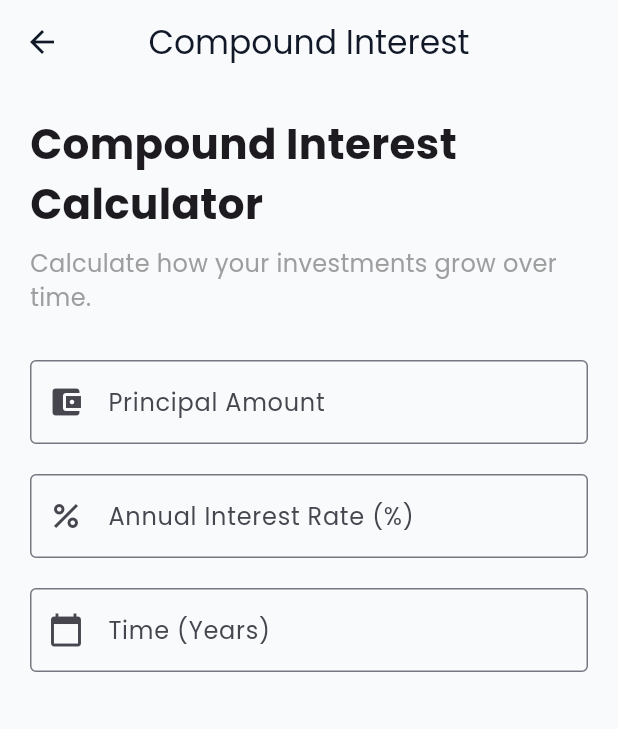
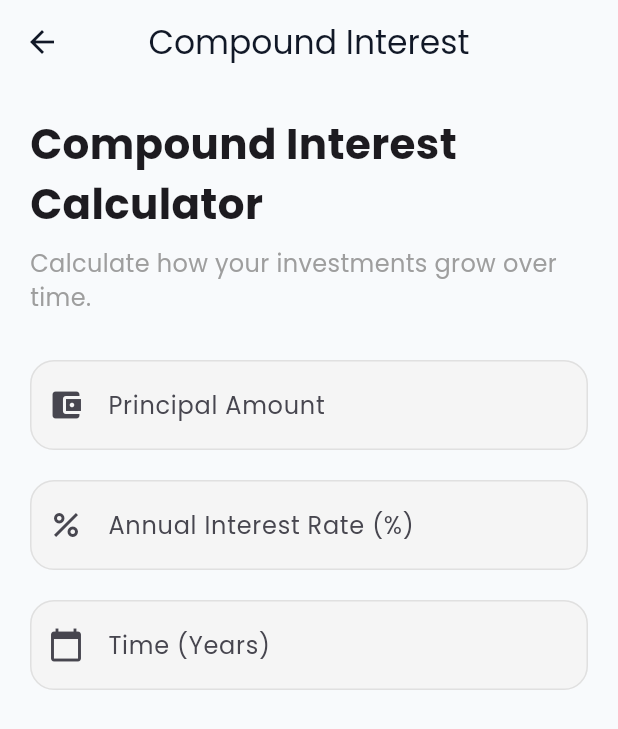
Before and after one commit to tanishgurjar3113-coder/econlab-lite, a Flutter app: the CompoundInterestScreen screen opened directly, on a phone screen of 412 x 824 dp. Shown: the top 729 px of the screen. Run offline on Flutter 3.47's test engine with Material 3 defaults, Android fonts, the phone set to English and light mode, and no system bars; our stand-ins replace google_fonts.

Commit message:
Added reusable calculator input and button components

```diff
--- a/lib/screens/compound_interest/compound_interest_screen.dart
+++ b/lib/screens/compound_interest/compound_interest_screen.dart
@@ -1,4 +1,5 @@
 import 'package:flutter/material.dart';
+import '../../widgets/app_text_field.dart';
 
 class CompoundInterestScreen extends StatefulWidget {
   const CompoundInterestScreen({super.key});
@@ -58,40 +59,31 @@ class _CompoundInterestScreenState extends State<CompoundInterestScreen> {
           // Principal Amount Field
             const SizedBox(height: 30),
 
-            TextField(
+            AppTextField(
               controller: principalController,
+              label: "Principal Amount",
+              icon: Icons.account_balance_wallet,
               keyboardType: TextInputType.number,
-              decoration: const InputDecoration(
-                labelText: "Principal Amount",
-                prefixIcon: Icon(Icons.account_balance_wallet),
-                border: OutlineInputBorder(),
-              ),
             ),
 
             const SizedBox(height: 20),
 
             // Interest Rate Field
-            TextField(
+            AppTextField(
               controller: rateController,
+              label: "Annual Interest Rate (%)",
+              icon: Icons.percent,
               keyboardType: TextInputType.number,
-              decoration: const InputDecoration(
-                labelText: "Annual Interest Rate (%)",
-                prefixIcon: Icon(Icons.percent),
-                border: OutlineInputBorder(),
-              ),
             ),
 
             const SizedBox(height: 20),
 
             // Time Field
-            TextField(
+            AppTextField(
               controller: timeController,
+              label: "Time (Years)",
+              icon: Icons.calendar_today,
               keyboardType: TextInputType.number,
-              decoration: const InputDecoration(
-                labelText: "Time (Years)",
-                prefixIcon: Icon(Icons.calendar_today),
-                border: OutlineInputBorder(),
-              ),
             ),
 
           ],
--- /dev/null
+++ b/lib/widgets/app_text_field.dart
@@ -0,0 +1,57 @@
+import 'package:flutter/material.dart';
+
+class AppTextField extends StatelessWidget {
+  final TextEditingController controller;
+  final String label;
+  final IconData icon;
+  final TextInputType keyboardType;
+
+  const AppTextField({
+    super.key,
+    required this.controller,
+    required this.label,
+    required this.icon,
+    this.keyboardType = TextInputType.text,
+  });
+
+  @override
+  Widget build(BuildContext context) {
+    return TextField(
+      controller: controller,
+      keyboardType: keyboardType,
+      style: const TextStyle(
+        fontSize: 16,
+        fontWeight: FontWeight.w500,
+      ),
+      decoration: InputDecoration(
+        labelText: label,
+        prefixIcon: Icon(icon),
+
+        filled: true,
+        fillColor: Colors.grey.shade100,
+        contentPadding: const EdgeInsets.symmetric(
+          horizontal: 20,
+          vertical: 18,
+        ),
+
+        border: OutlineInputBorder(
+          borderRadius: BorderRadius.circular(16),
+          borderSide: BorderSide.none,
+        ),
+
+        enabledBorder: OutlineInputBorder(
+          borderRadius: BorderRadius.circular(16),
+          borderSide: BorderSide(color: Colors.grey.shade300,),
+        ),
+
+        focusedBorder: OutlineInputBorder(
+          borderRadius: BorderRadius.circular(16),
+          borderSide: const BorderSide(
+            color: Colors.indigo,
+            width: 2,
+          ),
+        ),
+      ),
+    );
+  }
+}
```
Also changed, not shown: lib/widgets/growth_chart_card.dart (added, +42 -0 lines), lib/widgets/primary_button.dart (added, +41 -0 lines), lib/widgets/result_card.dart (added, +50 -0 lines).
